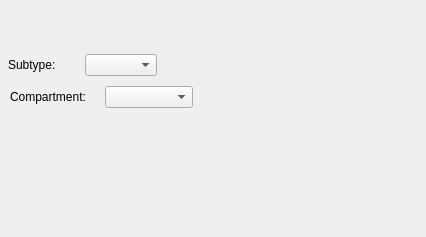
ctigaret/scipyen, file src/scipyen/gui/widgets/dataclasswidgets/neuronwidget.ui: the form before one commit.
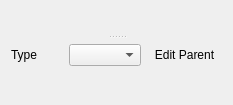
The form after the commit. Icons and pictures are not drawn. Custom widgets are drawn as their Qt base class.

What changed in the file:
```diff
--- a/src/scipyen/gui/widgets/dataclasswidgets/neuronwidget.ui
+++ b/src/scipyen/gui/widgets/dataclasswidgets/neuronwidget.ui
@@ -6,95 +6,97 @@
    <rect>
     <x>0</x>
     <y>0</y>
-    <width>426</width>
-    <height>237</height>
+    <width>233</width>
+    <height>105</height>
    </rect>
   </property>
   <property name="windowTitle">
    <string>Form</string>
   </property>
-  <widget class="DataExchangeWidget" name="dataExchangeWidget" native="true">
-   <property name="geometry">
-    <rect>
-     <x>7</x>
-     <y>31</y>
-     <width>149</width>
-     <height>16</height>
-    </rect>
-   </property>
-  </widget>
-  <widget class="DataSymbolWidget" name="objectSymbolWidget" native="true">
-   <property name="geometry">
-    <rect>
-     <x>6</x>
-     <y>6</y>
-     <width>151</width>
-     <height>16</height>
-    </rect>
-   </property>
-  </widget>
+  <layout class="QGridLayout" name="gridLayout">
+   <item row="0" column="0">
+    <widget class="QSplitter" name="splitter">
+     <property name="orientation">
+      <enum>Qt::Orientation::Vertical</enum>
+     </property>
+     <property name="handleWidth">
+      <number>3</number>
+     </property>
+     <widget class="DataExchangeWidget" name="dataExchangeWidget" native="true"/>
   <widget class="QWidget" name="">
-   <property name="geometry">
-    <rect>
-     <x>8</x>
-     <y>48</y>
-     <width>149</width>
-     <height>34</height>
-    </rect>
-   </property>
+      <layout class="QVBoxLayout" name="verticalLayout">
+       <item>
+        <widget class="NameDescriptionWidget" name="nameDescriptionWidget" native="true"/>
+       </item>
+       <item>
    <layout class="QHBoxLayout" name="horizontalLayout">
     <item>
      <widget class="QLabel" name="label_2">
       <property name="text">
-       <string>Subtype:</string>
+            <string>Type</string>
       </property>
       <property name="buddy">
-       <cstring>cellSubTypeComboBox</cstring>
+            <cstring>neuronTypeComboBox</cstring>
       </property>
      </widget>
     </item>
     <item>
-     <widget class="QComboBox" name="cellSubTypeComboBox"/>
-    </item>
-   </layout>
-  </widget>
-  <widget class="QWidget" name="">
-   <property name="geometry">
-    <rect>
-     <x>10</x>
-     <y>80</y>
-     <width>183</width>
-     <height>34</height>
-    </rect>
-   </property>
-   <layout class="QHBoxLayout" name="horizontalLayout_2">
+          <widget class="QComboBox" name="neuronTypeComboBox"/>
+         </item>
     <item>
-     <widget class="QLabel" name="label">
+          <widget class="QToolButton" name="editParentToolButton">
+           <property name="toolTip">
+            <string>Edit Parent Object</string>
+           </property>
+           <property name="statusTip">
+            <string>Edit Parent Object</string>
+           </property>
+           <property name="whatsThis">
+            <string>Edit Parent Object</string>
+           </property>
       <property name="text">
-       <string>Compartment:</string>
-      </property>
-      <property name="buddy">
-       <cstring>neuronCompartmentTypeComboBox</cstring>
-      </property>
-     </widget>
+            <string>Edit Parent</string>
+           </property>
+           <property name="icon">
+            <iconset theme="user"/>
+           </property>
+           <property name="autoRaise">
+            <bool>true</bool>
+           </property>
+          </widget>
+         </item>
+        </layout>
     </item>
     <item>
-     <widget class="QComboBox" name="neuronCompartmentTypeComboBox"/>
+        <spacer name="verticalSpacer">
+         <property name="orientation">
+          <enum>Qt::Orientation::Vertical</enum>
+         </property>
+         <property name="sizeHint" stdset="0">
+          <size>
+           <width>20</width>
+           <height>40</height>
+          </size>
+         </property>
+        </spacer>
     </item>
    </layout>
   </widget>
+    </widget>
+   </item>
+  </layout>
  </widget>
  <customwidgets>
   <customwidget>
    <class>DataExchangeWidget</class>
    <extends>QWidget</extends>
-   <header location="global">gui.widgets.dataexchangewidget</header>
+   <header location="global">gui.widgets.dataclasswidgets.dataexchangewidget</header>
    <container>1</container>
   </customwidget>
   <customwidget>
-   <class>DataSymbolWidget</class>
+   <class>NameDescriptionWidget</class>
    <extends>QWidget</extends>
-   <header location="global">gui.widgets.datasymbolwidget</header>
+   <header location="global">gui.widgets.dataclasswidgets.namedescriptionwidget</header>
    <container>1</container>
   </customwidget>
  </customwidgets>
```
Lines whose indentation alone changed are shown as unchanged.
